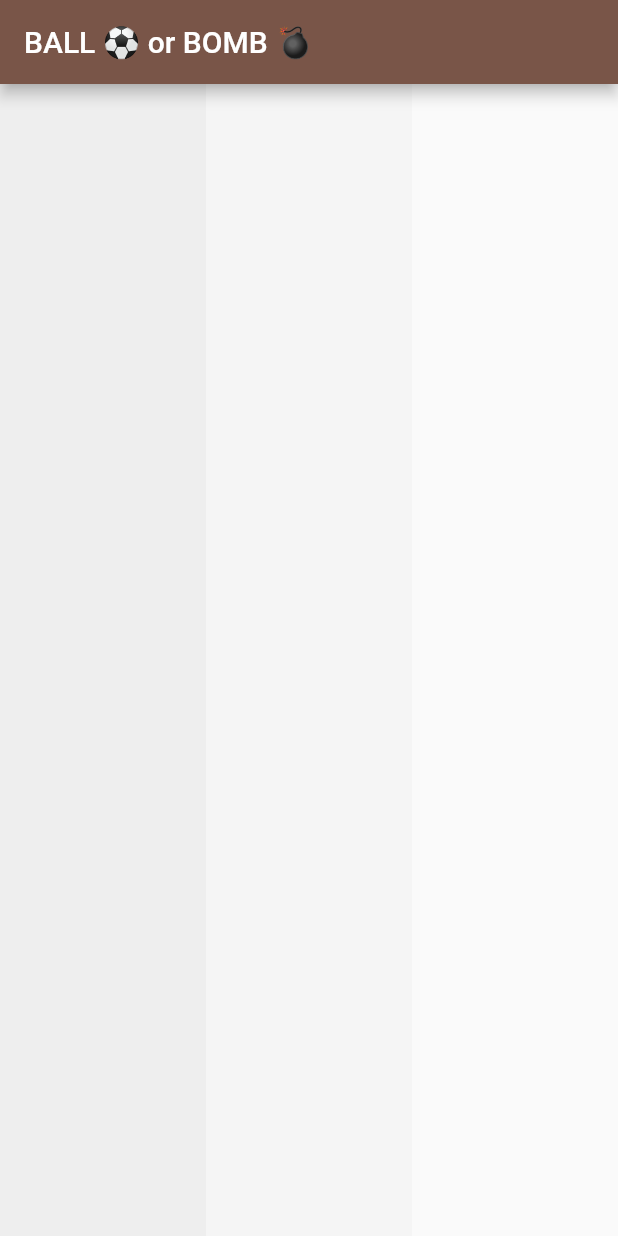
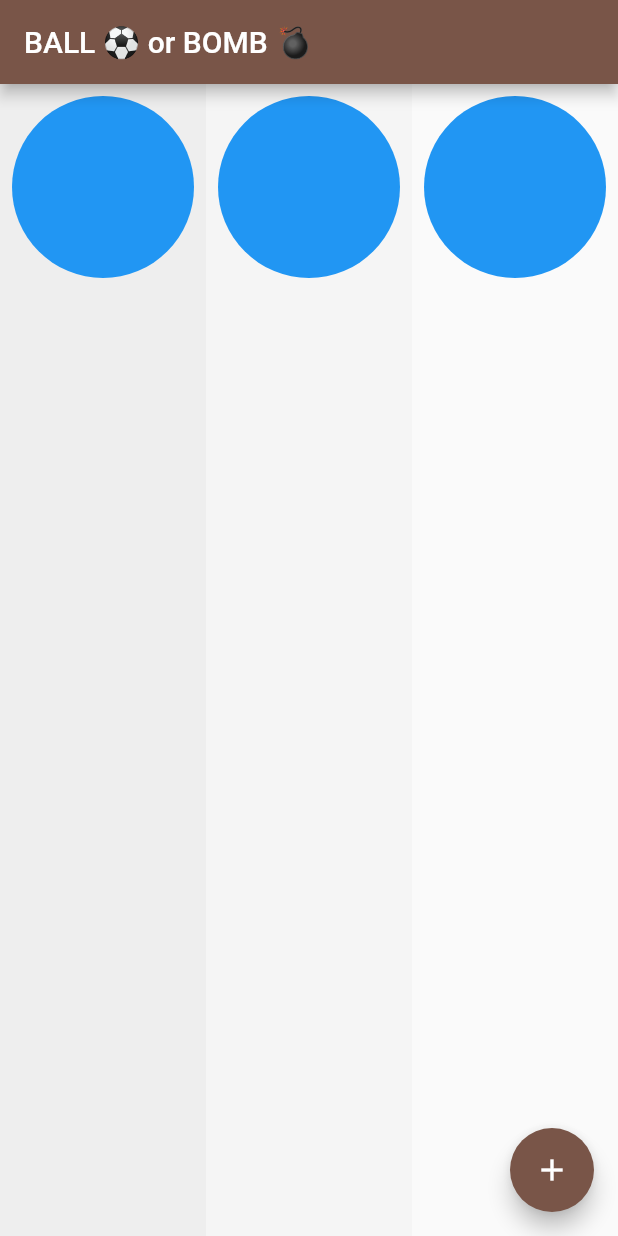
Before and after one commit to nickolaschong/flutter_ball_or_bomb, a Flutter app: the screen it shows after launch, on a phone screen of 412 x 824 dp. Run offline on Flutter 3.47's test engine with Material 2 defaults, Android fonts, the phone set to English and light mode, and no system bars; our stand-ins replace flutter_riverpod, freezed_annotation, riverpod, wakelock.

Commit message:
Setup Riverpod

```diff
--- a/lib/game_lane.dart
+++ b/lib/game_lane.dart
@@ -1,5 +1,7 @@
 import 'package:flutter/material.dart';
 import 'package:flutter_ball_or_bomb/ball_or_bomb.dart';
+import 'package:flutter_ball_or_bomb/game_state.dart';
+import 'package:flutter_riverpod/flutter_riverpod.dart';
 
 class GameLane extends StatefulWidget {
   const GameLane({
@@ -22,10 +24,20 @@ class GameLane extends StatefulWidget {
 class _GameLaneState extends State<GameLane> {
   double position = 0;
 
-  // TODO listen for start and stop event
-
   @override
   Widget build(BuildContext context) {
+    return Consumer(
+      builder: (context, watch, child) {
+        final state = watch(gameStateProvider);
+        state.maybeMap(
+          idle: (_) => print('idle'),
+          start: (_) {
+            print('start ${DateTime.now()}');
+            position = widget.upperBound;
+          },
+          stop: (_) => print('stop'),
+          orElse: () => print('orElese'),
+        );
         return Stack(
           children: [
             Container(color: widget.color),
@@ -37,12 +49,14 @@ class _GameLaneState extends State<GameLane> {
                       : widget.upperBound;
                 });
               },
-          // curve: Curves.fastOutSlowIn,
-          top: -widget.size,
-          duration: const Duration(milliseconds: 1000),
+              curve: Curves.fastOutSlowIn,
+              top: position,
+              duration: const Duration(milliseconds: 1500),
               child: BallOrBomb(size: widget.size),
             ),
           ],
         );
+      },
+    );
   }
 }
--- a/lib/game_page.dart
+++ b/lib/game_page.dart
@@ -1,5 +1,7 @@
 import 'package:flutter/material.dart';
 import 'package:flutter_ball_or_bomb/game_lane.dart';
+import 'package:flutter_ball_or_bomb/game_state.dart';
+import 'package:flutter_riverpod/flutter_riverpod.dart';
 
 class GamePage extends StatelessWidget {
   @override
@@ -41,6 +43,10 @@ class GamePage extends StatelessWidget {
           ),
         ],
       ),
+      floatingActionButton: FloatingActionButton(
+        onPressed: () => context.read(gameStateProvider.notifier).start(),
+        child: const Icon(Icons.add),
+      ),
     );
   }
 }
--- a/lib/main.dart
+++ b/lib/main.dart
@@ -2,10 +2,11 @@ import 'dart:io';
 
 import 'package:flutter/material.dart';
 import 'package:flutter_ball_or_bomb/game_page.dart';
+import 'package:flutter_riverpod/flutter_riverpod.dart';
 import 'package:wakelock/wakelock.dart';
 
 void main() {
-  runApp(MyApp());
+  runApp(ProviderScope(child: MyApp()));
 }
 
 class MyApp extends StatelessWidget {
--- a/pubspec.yaml
+++ b/pubspec.yaml
@@ -10,9 +10,13 @@ dependencies:
   cupertino_icons: ^1.0.3
   flutter:
     sdk: flutter
+  flutter_riverpod: ^0.14.0+3
+  freezed_annotation:
   wakelock: ^0.5.2
 
 dev_dependencies:
+  build_runner:
+  freezed:
   flutter_test:
     sdk: flutter
   lint: ^1.5.3
```
Also changed, not shown: lib/game_state.dart (added, +30 -0 lines), lib/game_state.freezed.dart (added), pubspec.lock, 3 other files. Lines whose indentation alone changed are shown as unchanged.
